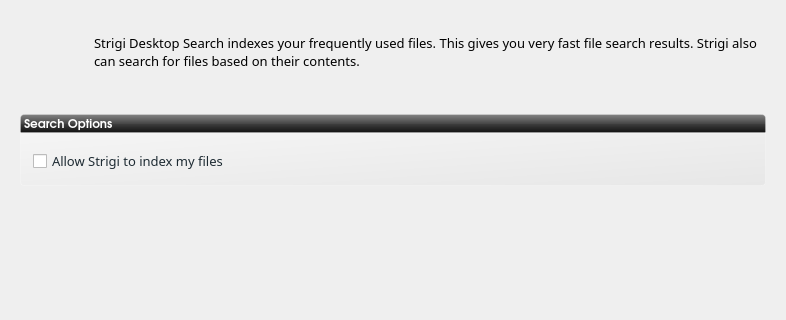
Before: the Qt Designer form ui/ui_scrSearch.ui in rshipp/kapudan, drawn with Qt 5; both pictures show x 0 to 786 and y 0 to 320 of the 786 by 513 pixel window.
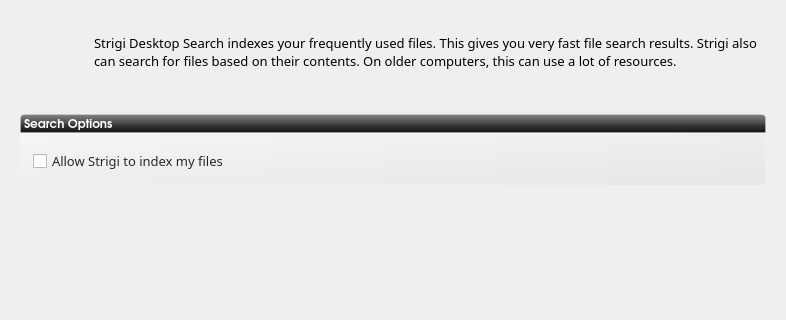
After: the same form once the commit is applied. Icons and pictures are not drawn.

What changed in the file:
```diff
--- a/ui/ui_scrSearch.ui
+++ b/ui/ui_scrSearch.ui
@@ -72,7 +72,7 @@
       <enum>QFrame::Raised</enum>
      </property>
      <property name="text">
-      <string>Strigi Desktop Search indexes your frequently used files. This gives you very fast file search results. Strigi also can search for files based on their contents.</string>
+      <string>Strigi Desktop Search indexes your frequently used files. This gives you very fast file search results. Strigi also can search for files based on their contents. On older computers, this can use a lot of resources.</string>
      </property>
      <property name="wordWrap">
       <bool>true</bool>
```
